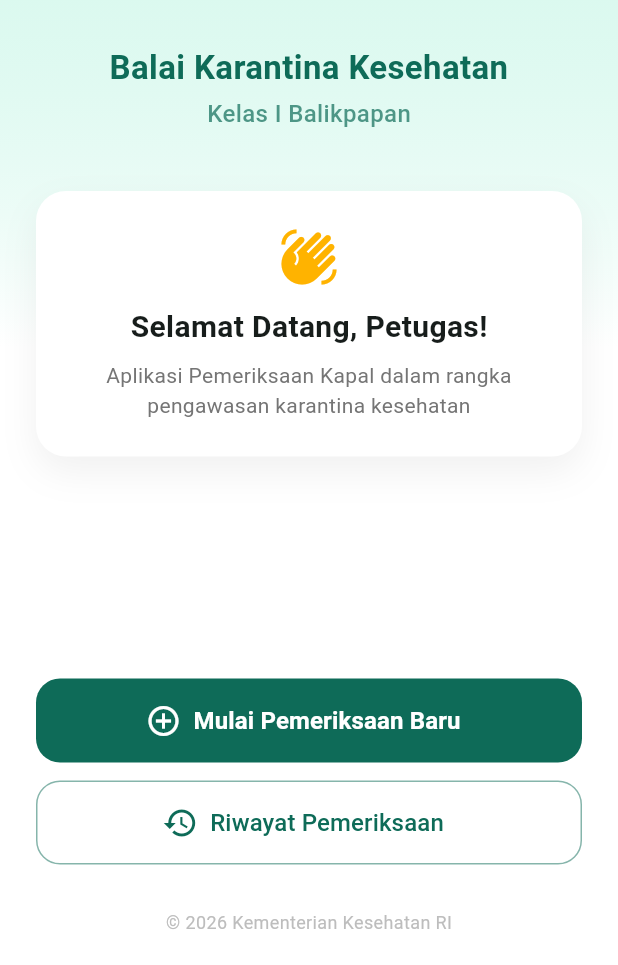
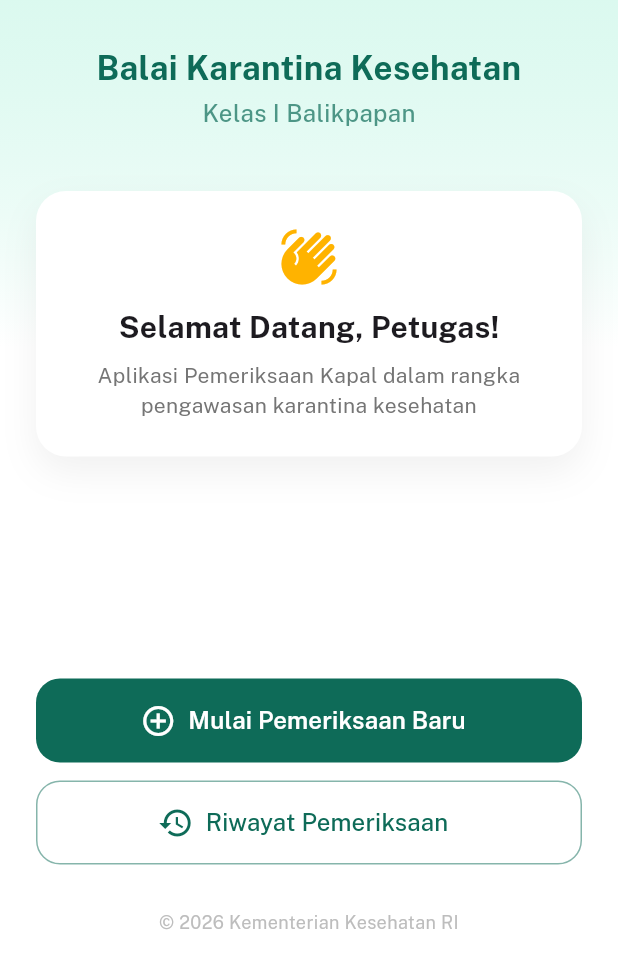
Before and after one commit to spirinity/projectKP_form_bkk, a Flutter app: the screen it shows after launch, on a phone screen of 412 x 824 dp, the part 271-1236 px from its top. Run offline on Flutter 3.47's test engine with Material 3 defaults, Android fonts, the phone set to English and light mode, and no system bars; our stand-ins replace flutter_form_builder, form_builder_validators, gap, google_fonts, pdf, printing and 1 more.

```diff
--- a/lib/main.dart
+++ b/lib/main.dart
@@ -1,5 +1,6 @@
 import 'package:flutter/material.dart';
 import 'package:provider/provider.dart';
+import 'package:google_fonts/google_fonts.dart';
 import 'providers/inspection_provider.dart';
 import 'screens/home_screen.dart';
 
@@ -21,6 +22,7 @@
         theme: ThemeData(
           colorScheme: ColorScheme.fromSeed(seedColor: const Color(0xFF005c4b)), // Greenish medical/safety
           useMaterial3: true,
+          textTheme: GoogleFonts.publicSansTextTheme(),
           inputDecorationTheme: InputDecorationTheme(
             border: OutlineInputBorder(borderRadius: BorderRadius.circular(8)),
             filled: true,
```
Also changed, not shown: pubspec.yaml (+17 -0 lines), assets/images/logo_karantina.png (added), pubspec.lock, 34 other files.
